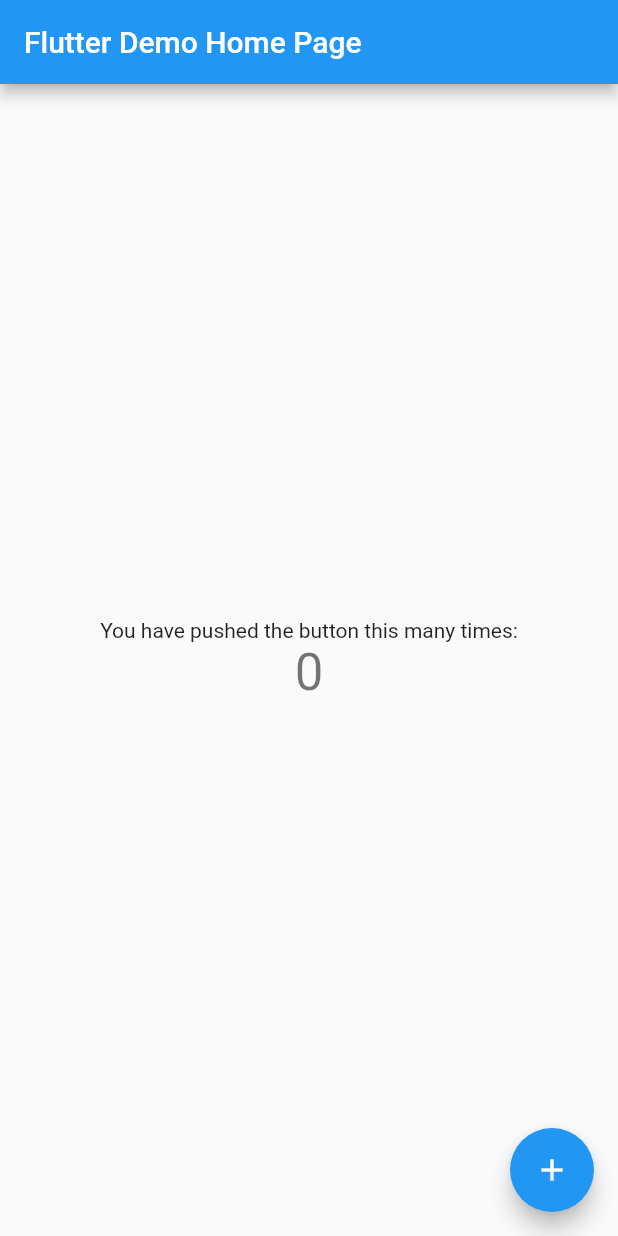
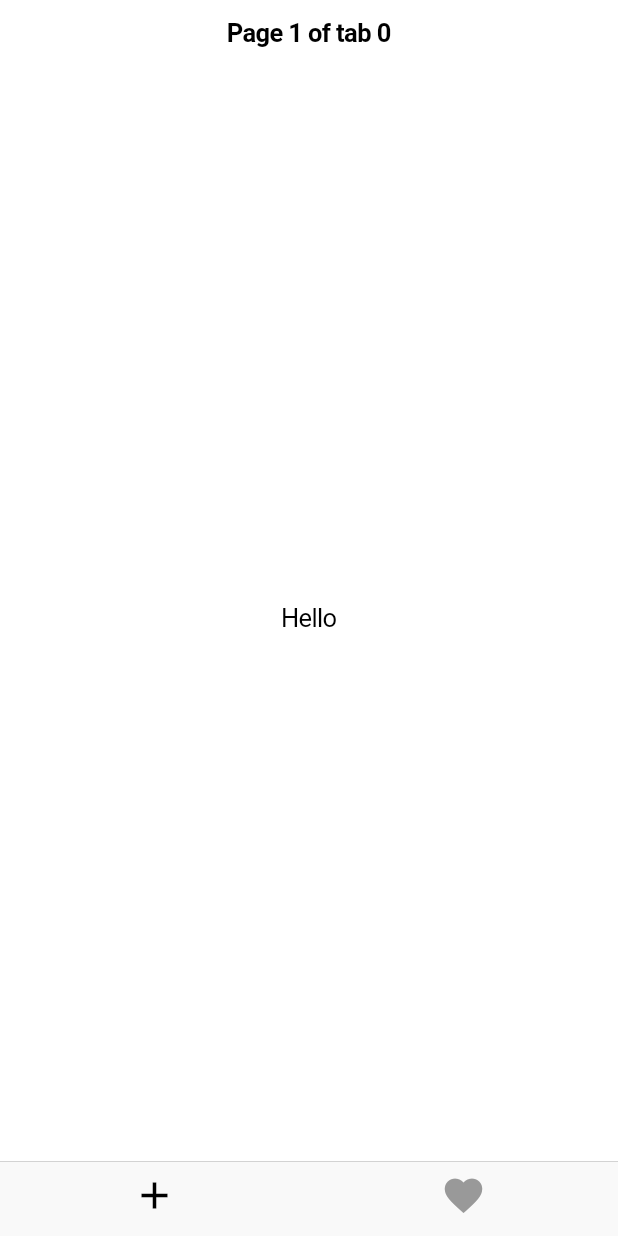
Before and after one commit to philipkrueck/kickdown_app, a Flutter app: the screen it shows after launch, on a phone screen of 412 x 824 dp. Run offline on Flutter 3.47's test engine with Material 2 defaults, Android fonts, the phone set to English and light mode, and no system bars.

Commit message:
added basic navigation abilities

```diff
--- a/lib/main.dart
+++ b/lib/main.dart
@@ -1,117 +1,48 @@
+import 'package:flutter/cupertino.dart';
 import 'package:flutter/material.dart';
 
 void main() {
-  runApp(MyApp());
+  runApp(KickdownApp());
 }
 
-class MyApp extends StatelessWidget {
-  // This widget is the root of your application.
+class KickdownApp extends StatelessWidget {
   @override
   Widget build(BuildContext context) {
-    return MaterialApp(
-      title: 'Flutter Demo',
-      theme: ThemeData(
-        // This is the theme of your application.
-        //
-        // Try running your application with "flutter run". You'll see the
-        // application has a blue toolbar. Then, without quitting the app, try
-        // changing the primarySwatch below to Colors.green and then invoke
-        // "hot reload" (press "r" in the console where you ran "flutter run",
-        // or simply save your changes to "hot reload" in a Flutter IDE).
-        // Notice that the counter didn't reset back to zero; the application
-        // is not restarted.
-        primarySwatch: Colors.blue,
-        // This makes the visual density adapt to the platform that you run
-        // the app on. For desktop platforms, the controls will be smaller and
-        // closer together (more dense) than on mobile platforms.
-        visualDensity: VisualDensity.adaptivePlatformDensity,
-      ),
-      home: MyHomePage(title: 'Flutter Demo Home Page'),
+    return CupertinoApp(
+      title: 'Hello',
+      theme: CupertinoThemeData(primaryColor: Colors.black),
+      home: OfferPage(),
     );
   }
 }
 
-class MyHomePage extends StatefulWidget {
-  MyHomePage({Key key, this.title}) : super(key: key);
-
-  // This widget is the home page of your application. It is stateful, meaning
-  // that it has a State object (defined below) that contains fields that affect
-  // how it looks.
-
-  // This class is the configuration for the state. It holds the values (in this
-  // case the title) provided by the parent (in this case the App widget) and
-  // used by the build method of the State. Fields in a Widget subclass are
-  // always marked "final".
-
-  final String title;
-
+class OfferPage extends StatefulWidget {
   @override
-  _MyHomePageState createState() => _MyHomePageState();
+  _OfferPageState createState() => _OfferPageState();
 }
 
-class _MyHomePageState extends State<MyHomePage> {
-  int _counter = 0;
-
-  void _incrementCounter() {
-    setState(() {
-      // This call to setState tells the Flutter framework that something has
-      // changed in this State, which causes it to rerun the build method below
-      // so that the display can reflect the updated values. If we changed
-      // _counter without calling setState(), then the build method would not be
-      // called again, and so nothing would appear to happen.
-      _counter++;
-    });
-  }
-
+class _OfferPageState extends State<OfferPage> {
   @override
   Widget build(BuildContext context) {
-    // This method is rerun every time setState is called, for instance as done
-    // by the _incrementCounter method above.
-    //
-    // The Flutter framework has been optimized to make rerunning build methods
-    // fast, so that you can just rebuild anything that needs updating rather
-    // than having to individually change instances of widgets.
-    return Scaffold(
-      appBar: AppBar(
-        // Here we take the value from the MyHomePage object that was created by
-        // the App.build method, and use it to set our appbar title.
-        title: Text(widget.title),
+    return CupertinoTabScaffold(
+      tabBar: CupertinoTabBar(
+        items: [
+          BottomNavigationBarItem(icon: Icon(Icons.add)),
+          BottomNavigationBarItem(icon: Icon(Icons.favorite)),
+        ],
       ),
-      body: Center(
-        // Center is a layout widget. It takes a single child and positions it
-        // in the middle of the parent.
-        child: Column(
-          // Column is also a layout widget. It takes a list of children and
-          // arranges them vertically. By default, it sizes itself to fit its
-          // children horizontally, and tries to be as tall as its parent.
-          //
-          // Invoke "debug painting" (press "p" in the console, choose the
-          // "Toggle Debug Paint" action from the Flutter Inspector in Android
-          // Studio, or the "Toggle Debug Paint" command in Visual Studio Code)
-          // to see the wireframe for each widget.
-          //
-          // Column has various properties to control how it sizes itself and
-          // how it positions its children. Here we use mainAxisAlignment to
-          // center the children vertically; the main axis here is the vertical
-          // axis because Columns are vertical (the cross axis would be
-          // horizontal).
-          mainAxisAlignment: MainAxisAlignment.center,
-          children: <Widget>[
-            Text(
-              'You have pushed the button this many times:',
-            ),
-            Text(
-              '$_counter',
-              style: Theme.of(context).textTheme.headline4,
-            ),
-          ],
-        ),
-      ),
-      floatingActionButton: FloatingActionButton(
-        onPressed: _incrementCounter,
-        tooltip: 'Increment',
-        child: Icon(Icons.add),
-      ), // This trailing comma makes auto-formatting nicer for build methods.
+      tabBuilder: (BuildContext context, int index) {
+        return CupertinoTabView(
+          builder: (BuildContext context) {
+            return CupertinoPageScaffold(
+              navigationBar: CupertinoNavigationBar(
+                middle: Text('Page 1 of tab $index'),
+              ),
+              child: Center(child: Text('Hello')),
+            );
+          },
+        );
+      },
     );
   }
 }
```
